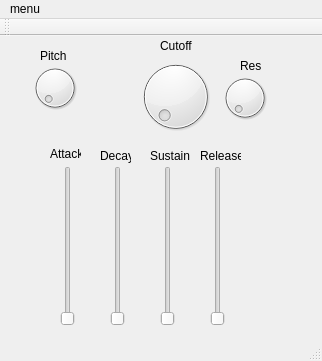
First picture: the form in mainwindow.ui, repository FlorentE96/Projet-additive-synth, before the edit.
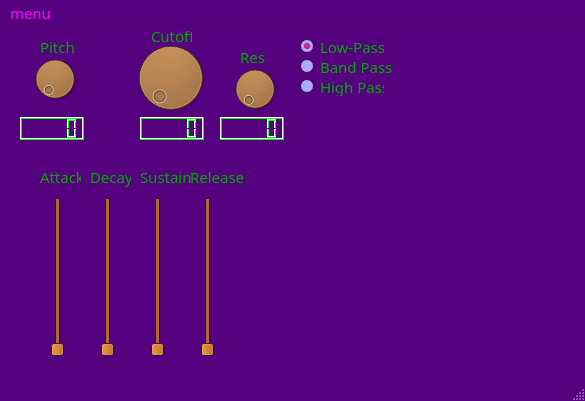
Second picture: the form after the edit.

Commit message: Finished GUI structure

Diff of the .ui file:
```diff
--- a/mainwindow.ui
+++ b/mainwindow.ui
@@ -6,19 +6,341 @@
    <rect>
     <x>0</x>
     <y>0</y>
-    <width>322</width>
-    <height>361</height>
+    <width>585</width>
+    <height>401</height>
    </rect>
   </property>
+  <property name="palette">
+   <palette>
+    <active>
+     <colorrole role="WindowText">
+      <brush brushstyle="SolidPattern">
+       <color alpha="255">
+        <red>0</red>
+        <green>170</green>
+        <blue>0</blue>
+       </color>
+      </brush>
+     </colorrole>
+     <colorrole role="Button">
+      <brush brushstyle="SolidPattern">
+       <color alpha="255">
+        <red>170</red>
+        <green>85</green>
+        <blue>0</blue>
+       </color>
+      </brush>
+     </colorrole>
+     <colorrole role="Dark">
+      <brush brushstyle="SolidPattern">
+       <color alpha="255">
+        <red>0</red>
+        <green>255</green>
+        <blue>0</blue>
+       </color>
+      </brush>
+     </colorrole>
+     <colorrole role="Text">
+      <brush brushstyle="SolidPattern">
+       <color alpha="255">
+        <red>255</red>
+        <green>0</green>
+        <blue>127</blue>
+       </color>
+      </brush>
+     </colorrole>
+     <colorrole role="ButtonText">
+      <brush brushstyle="SolidPattern">
+       <color alpha="255">
+        <red>255</red>
+        <green>0</green>
+        <blue>255</blue>
+       </color>
+      </brush>
+     </colorrole>
+     <colorrole role="Base">
+      <brush brushstyle="SolidPattern">
+       <color alpha="255">
+        <red>170</red>
+        <green>170</green>
+        <blue>255</blue>
+       </color>
+      </brush>
+     </colorrole>
+     <colorrole role="Window">
+      <brush brushstyle="SolidPattern">
+       <color alpha="255">
+        <red>85</red>
+        <green>0</green>
+        <blue>127</blue>
+       </color>
+      </brush>
+     </colorrole>
+     <colorrole role="Shadow">
+      <brush brushstyle="SolidPattern">
+       <color alpha="255">
+        <red>255</red>
+        <green>85</green>
+        <blue>0</blue>
+       </color>
+      </brush>
+     </colorrole>
+     <colorrole role="AlternateBase">
+      <brush brushstyle="SolidPattern">
+       <color alpha="255">
+        <red>170</red>
+        <green>170</green>
+        <blue>255</blue>
+       </color>
+      </brush>
+     </colorrole>
+     <colorrole role="NoRole">
+      <brush brushstyle="SolidPattern">
+       <color alpha="255">
+        <red>170</red>
+        <green>85</green>
+        <blue>127</blue>
+       </color>
+      </brush>
+     </colorrole>
+     <colorrole role="ToolTipBase">
+      <brush brushstyle="SolidPattern">
+       <color alpha="102">
+        <red>255</red>
+        <green>85</green>
+        <blue>0</blue>
+       </color>
+      </brush>
+     </colorrole>
+    </active>
+    <inactive>
+     <colorrole role="WindowText">
+      <brush brushstyle="SolidPattern">
+       <color alpha="255">
+        <red>0</red>
+        <green>170</green>
+        <blue>0</blue>
+       </color>
+      </brush>
+     </colorrole>
+     <colorrole role="Button">
+      <brush brushstyle="SolidPattern">
+       <color alpha="255">
+        <red>170</red>
+        <green>85</green>
+        <blue>0</blue>
+       </color>
+      </brush>
+     </colorrole>
+     <colorrole role="Dark">
+      <brush brushstyle="SolidPattern">
+       <color alpha="255">
+        <red>0</red>
+        <green>255</green>
+        <blue>0</blue>
+       </color>
+      </brush>
+     </colorrole>
+     <colorrole role="Text">
+      <brush brushstyle="SolidPattern">
+       <color alpha="255">
+        <red>255</red>
+        <green>0</green>
+        <blue>127</blue>
+       </color>
+      </brush>
+     </colorrole>
+     <colorrole role="ButtonText">
+      <brush brushstyle="SolidPattern">
+       <color alpha="255">
+        <red>255</red>
+        <green>0</green>
+        <blue>255</blue>
+       </color>
+      </brush>
+     </colorrole>
+     <colorrole role="Base">
+      <brush brushstyle="SolidPattern">
+       <color alpha="255">
+        <red>170</red>
+        <green>170</green>
+        <blue>255</blue>
+       </color>
+      </brush>
+     </colorrole>
+     <colorrole role="Window">
+      <brush brushstyle="SolidPattern">
+       <color alpha="255">
+        <red>85</red>
+        <green>0</green>
+        <blue>127</blue>
+       </color>
+      </brush>
+     </colorrole>
+     <colorrole role="Shadow">
+      <brush brushstyle="SolidPattern">
+       <color alpha="255">
+        <red>255</red>
+        <green>85</green>
+        <blue>0</blue>
+       </color>
+      </brush>
+     </colorrole>
+     <colorrole role="AlternateBase">
+      <brush brushstyle="SolidPattern">
+       <color alpha="255">
+        <red>170</red>
+        <green>170</green>
+        <blue>255</blue>
+       </color>
+      </brush>
+     </colorrole>
+     <colorrole role="NoRole">
+      <brush brushstyle="SolidPattern">
+       <color alpha="255">
+        <red>170</red>
+        <green>85</green>
+        <blue>127</blue>
+       </color>
+      </brush>
+     </colorrole>
+     <colorrole role="ToolTipBase">
+      <brush brushstyle="SolidPattern">
+       <color alpha="102">
+        <red>255</red>
+        <green>85</green>
+        <blue>0</blue>
+       </color>
+      </brush>
+     </colorrole>
+    </inactive>
+    <disabled>
+     <colorrole role="WindowText">
+      <brush brushstyle="SolidPattern">
+       <color alpha="255">
+        <red>0</red>
+        <green>255</green>
+        <blue>0</blue>
+       </color>
+      </brush>
+     </colorrole>
+     <colorrole role="Button">
+      <brush brushstyle="SolidPattern">
+       <color alpha="255">
+        <red>170</red>
+        <green>85</green>
+        <blue>0</blue>
+       </color>
+      </brush>
+     </colorrole>
+     <colorrole role="Dark">
+      <brush brushstyle="SolidPattern">
+       <color alpha="255">
+        <red>0</red>
+        <green>255</green>
+        <blue>0</blue>
+       </color>
+      </brush>
+     </colorrole>
+     <colorrole role="Text">
+      <brush brushstyle="SolidPattern">
+       <color alpha="255">
+        <red>0</red>
+        <green>255</green>
+        <blue>0</blue>
+       </color>
+      </brush>
+     </colorrole>
+     <colorrole role="ButtonText">
+      <brush brushstyle="SolidPattern">
+       <color alpha="255">
+        <red>0</red>
+        <green>255</green>
+        <blue>0</blue>
+       </color>
+      </brush>
+     </colorrole>
+     <colorrole role="Base">
+      <brush brushstyle="SolidPattern">
+       <color alpha="255">
+        <red>85</red>
+        <green>0</green>
+        <blue>127</blue>
+       </color>
+      </brush>
+     </colorrole>
+     <colorrole role="Window">
+      <brush brushstyle="SolidPattern">
+       <color alpha="255">
+        <red>85</red>
+        <green>0</green>
+        <blue>127</blue>
+       </color>
+      </brush>
+     </colorrole>
+     <colorrole role="Shadow">
+      <brush brushstyle="SolidPattern">
+       <color alpha="255">
+        <red>255</red>
+        <green>85</green>
+        <blue>0</blue>
+       </color>
+      </brush>
+     </colorrole>
+     <colorrole role="AlternateBase">
+      <brush brushstyle="SolidPattern">
+       <color alpha="255">
+        <red>170</red>
+        <green>170</green>
+        <blue>255</blue>
+       </color>
+      </brush>
+     </colorrole>
+     <colorrole role="NoRole">
+      <brush brushstyle="SolidPattern">
+       <color alpha="255">
+        <red>170</red>
+        <green>85</green>
+        <blue>127</blue>
+       </color>
+      </brush>
+     </colorrole>
+     <colorrole role="ToolTipBase">
+      <brush brushstyle="SolidPattern">
+       <color alpha="102">
+        <red>255</red>
+        <green>85</green>
+        <blue>0</blue>
+       </color>
+      </brush>
+     </colorrole>
+    </disabled>
+   </palette>
+  </property>
+  <property name="font">
+   <font>
+    <family>Old English Text MT</family>
+    <pointsize>11</pointsize>
+   </font>
+  </property>
+  <property name="cursor">
+   <cursorShape>PointingHandCursor</cursorShape>
+  </property>
   <property name="windowTitle">
-   <string>MainWindow</string>
+   <string>PurpleWaves 5.3.1</string>
+  </property>
+  <property name="windowOpacity">
+   <double>1.800000000000000</double>
+  </property>
+  <property name="autoFillBackground">
+   <bool>false</bool>
   </property>
   <widget class="QWidget" name="centralWidget">
    <widget class="QSlider" name="attackSlider">
     <property name="geometry">
      <rect>
-      <x>60</x>
-      <y>130</y>
+      <x>50</x>
+      <y>170</y>
       <width>16</width>
       <height>160</height>
      </rect>
@@ -30,8 +352,8 @@
    <widget class="QSlider" name="decaySlider">
     <property name="geometry">
      <rect>
-      <x>110</x>
-      <y>130</y>
+      <x>100</x>
+      <y>170</y>
       <width>16</width>
       <height>160</height>
      </rect>
@@ -43,8 +365,8 @@
    <widget class="QSlider" name="releaseSlider">
     <property name="geometry">
      <rect>
-      <x>210</x>
-      <y>130</y>
+      <x>200</x>
+      <y>170</y>
       <width>16</width>
       <height>160</height>
      </rect>
@@ -56,8 +378,8 @@
    <widget class="QSlider" name="sustainSlider">
     <property name="geometry">
      <rect>
-      <x>160</x>
-      <y>130</y>
+      <x>150</x>
+      <y>170</y>
       <width>16</width>
       <height>160</height>
      </rect>
@@ -69,9 +391,9 @@
    <widget class="QDial" name="filterCutoffDial">
     <property name="geometry">
      <rect>
-      <x>130</x>
-      <y>20</y>
-      <width>91</width>
+      <x>120</x>
+      <y>10</y>
+      <width>101</width>
       <height>81</height>
      </rect>
     </property>
@@ -79,7 +401,7 @@
    <widget class="QDial" name="filterQDial">
     <property name="geometry">
      <rect>
-      <x>220</x>
+      <x>230</x>
       <y>30</y>
       <width>50</width>
       <height>64</height>
@@ -99,10 +421,10 @@
    <widget class="QLabel" name="label">
     <property name="geometry">
      <rect>
-      <x>50</x>
-      <y>110</y>
-      <width>31</width>
-      <height>16</height>
+      <x>40</x>
+      <y>140</y>
+      <width>41</width>
+      <height>20</height>
      </rect>
     </property>
     <property name="text">
@@ -112,9 +434,9 @@
    <widget class="QLabel" name="label_2">
     <property name="geometry">
      <rect>
-      <x>100</x>
-      <y>110</y>
-      <width>31</width>
+      <x>90</x>
+      <y>140</y>
+      <width>41</width>
       <height>20</height>
      </rect>
     </property>
@@ -125,9 +447,9 @@
    <widget class="QLabel" name="label_3">
     <property name="geometry">
      <rect>
-      <x>150</x>
-      <y>110</y>
-      <width>41</width>
+      <x>140</x>
+      <y>140</y>
+      <width>51</width>
       <height>20</height>
      </rect>
     </property>
@@ -138,9 +460,9 @@
    <widget class="QLabel" name="label_4">
     <property name="geometry">
      <rect>
-      <x>200</x>
-      <y>110</y>
-      <width>41</width>
+      <x>190</x>
+      <y>140</y>
+      <width>61</width>
       <height>20</height>
      </rect>
     </property>
@@ -151,8 +473,8 @@
    <widget class="QLabel" name="label_5">
     <property name="geometry">
      <rect>
-      <x>160</x>
-      <y>0</y>
+      <x>151</x>
+      <y>-1</y>
       <width>41</width>
       <height>20</height>
      </rect>
@@ -166,7 +488,7 @@
      <rect>
       <x>240</x>
       <y>20</y>
-      <width>21</width>
+      <width>31</width>
       <height>20</height>
      </rect>
     </property>
@@ -187,13 +509,164 @@
      <string>Pitch</string>
     </property>
    </widget>
+   <widget class="QLCDNumber" name="lcdCutoff">
+    <property name="geometry">
+     <rect>
+      <x>140</x>
+      <y>90</y>
+      <width>64</width>
+      <height>23</height>
+     </rect>
+    </property>
+    <property name="font">
+     <font>
+      <pointsize>8</pointsize>
+     </font>
+    </property>
+   </widget>
+   <widget class="QLCDNumber" name="lcdnumber">
+    <property name="geometry">
+     <rect>
+      <x>20</x>
+      <y>90</y>
+      <width>64</width>
+      <height>23</height>
+     </rect>
+    </property>
+    <property name="palette">
+     <palette>
+      <active>
+       <colorrole role="WindowText">
+        <brush brushstyle="SolidPattern">
+         <color alpha="255">
+          <red>0</red>
+          <green>170</green>
+          <blue>0</blue>
+         </color>
+        </brush>
+       </colorrole>
+       <colorrole role="HighlightedText">
+        <brush brushstyle="SolidPattern">
+         <color alpha="255">
+          <red>170</red>
+          <green>0</green>
+          <blue>255</blue>
+         </color>
+        </brush>
+       </colorrole>
+      </active>
+      <inactive>
+       <colorrole role="WindowText">
+        <brush brushstyle="SolidPattern">
+         <color alpha="255">
+          <red>0</red>
+          <green>170</green>
+          <blue>0</blue>
+         </color>
+        </brush>
+       </colorrole>
+       <colorrole role="HighlightedText">
+        <brush brushstyle="SolidPattern">
+         <color alpha="255">
+          <red>170</red>
+          <green>0</green>
+          <blue>255</blue>
+         </color>
+        </brush>
+       </colorrole>
+      </inactive>
+      <disabled>
+       <colorrole role="WindowText">
+        <brush brushstyle="SolidPattern">
+         <color alpha="96">
+          <red>164</red>
+          <green>166</green>
+          <blue>168</blue>
+         </color>
+        </brush>
+       </colorrole>
+       <colorrole role="HighlightedText">
+        <brush brushstyle="SolidPattern">
+         <color alpha="255">
+          <red>170</red>
+          <green>0</green>
+          <blue>255</blue>
+         </color>
+        </brush>
+       </colorrole>
+      </disabled>
+     </palette>
+    </property>
+    <property name="font">
+     <font>
+      <pointsize>8</pointsize>
+     </font>
+    </property>
+   </widget>
+   <widget class="QLCDNumber" name="lcdRes">
+    <property name="geometry">
+     <rect>
+      <x>220</x>
+      <y>90</y>
+      <width>64</width>
+      <height>23</height>
+     </rect>
+    </property>
+    <property name="font">
+     <font>
+      <pointsize>8</pointsize>
+     </font>
+    </property>
+   </widget>
+   <widget class="QRadioButton" name="radioButton">
+    <property name="geometry">
+     <rect>
+      <x>300</x>
+      <y>10</y>
+      <width>111</width>
+      <height>19</height>
+     </rect>
+    </property>
+    <property name="text">
+     <string>Low-Pass</string>
+    </property>
+    <property name="checked">
+     <bool>true</bool>
+    </property>
+   </widget>
+   <widget class="QRadioButton" name="radioButton_2">
+    <property name="geometry">
+     <rect>
+      <x>300</x>
+      <y>30</y>
+      <width>101</width>
+      <height>19</height>
+     </rect>
+    </property>
+    <property name="text">
+     <string>Band Pass</string>
+    </property>
+   </widget>
+   <widget class="QRadioButton" name="radioButton_3">
+    <property name="geometry">
+     <rect>
+      <x>300</x>
+      <y>50</y>
+      <width>84</width>
+      <height>19</height>
+     </rect>
+    </property>
+    <property name="text">
+     <string>High Pass</string>
+    </property>
+   </widget>
   </widget>
   <widget class="QMenuBar" name="menuBar">
    <property name="geometry">
     <rect>
      <x>0</x>
      <y>0</y>
-     <width>322</width>
+     <width>585</width>
      <height>20</height>
     </rect>
    </property>
@@ -213,14 +686,6 @@
    </widget>
    <addaction name="menuMega_Synth_v0_1"/>
   </widget>
-  <widget class="QToolBar" name="mainToolBar">
-   <attribute name="toolBarArea">
-    <enum>TopToolBarArea</enum>
-   </attribute>
-   <attribute name="toolBarBreak">
-    <bool>false</bool>
-   </attribute>
-  </widget>
   <widget class="QStatusBar" name="statusBar"/>
   <action name="actionEnregistrer">
    <property name="text">
```
The commit also changes 6 other files.
